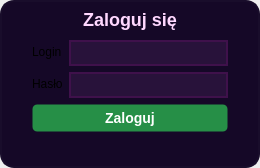
This is client/session.ui in solisqq/samp_minimissions as Qt 5 draws it before an edit. The edited form follows.
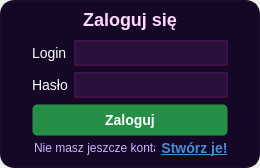
This is the edited form.

What changed in the file:
```diff
--- a/client/session.ui
+++ b/client/session.ui
@@ -80,32 +80,8 @@
        <number>32</number>
       </property>
       <property name="bottomMargin">
-       <number>24</number>
+       <number>12</number>
       </property>
-      <item row="1" column="1">
-       <widget class="QLineEdit" name="loginEdit"/>
-      </item>
-      <item row="2" column="1">
-       <widget class="QLineEdit" name="passEdit">
-        <property name="echoMode">
-         <enum>QLineEdit::Password</enum>
-        </property>
-       </widget>
-      </item>
-      <item row="1" column="0">
-       <widget class="QLabel" name="label">
-        <property name="text">
-         <string>Login</string>
-        </property>
-       </widget>
-      </item>
-      <item row="2" column="0">
-       <widget class="QLabel" name="label_2">
-        <property name="text">
-         <string>Hasło</string>
-        </property>
-       </widget>
-      </item>
       <item row="0" column="0" colspan="2">
        <widget class="QLabel" name="label_3">
         <property name="styleSheet">
@@ -122,13 +98,108 @@
         </property>
        </widget>
       </item>
+      <item row="1" column="0">
+       <widget class="QLabel" name="label">
+        <property name="styleSheet">
+         <string notr="true">color: white;
+font-size: 14px;</string>
+        </property>
+        <property name="text">
+         <string>Login</string>
+        </property>
+       </widget>
+      </item>
+      <item row="1" column="1">
+       <widget class="QLineEdit" name="loginEdit"/>
+      </item>
+      <item row="2" column="0">
+       <widget class="QLabel" name="label_2">
+        <property name="styleSheet">
+         <string notr="true">color: white;
+font-size: 14px;</string>
+        </property>
+        <property name="text">
+         <string>Hasło</string>
+        </property>
+       </widget>
+      </item>
+      <item row="2" column="1">
+       <widget class="QLineEdit" name="passEdit">
+        <property name="echoMode">
+         <enum>QLineEdit::Password</enum>
+        </property>
+       </widget>
+      </item>
       <item row="3" column="0" colspan="2">
        <widget class="QPushButton" name="pushButton">
+        <property name="minimumSize">
+         <size>
+          <width>0</width>
+          <height>32</height>
+         </size>
+        </property>
         <property name="text">
          <string>Zaloguj</string>
         </property>
        </widget>
       </item>
+      <item row="4" column="0" colspan="2">
+       <widget class="QWidget" name="widget" native="true">
+        <property name="minimumSize">
+         <size>
+          <width>0</width>
+          <height>0</height>
+         </size>
+        </property>
+        <layout class="QHBoxLayout" name="horizontalLayout">
+         <property name="leftMargin">
+          <number>2</number>
+         </property>
+         <property name="topMargin">
+          <number>2</number>
+         </property>
+         <property name="rightMargin">
+          <number>0</number>
+         </property>
+         <property name="bottomMargin">
+          <number>0</number>
+         </property>
+         <item alignment="Qt::AlignHCenter|Qt::AlignVCenter">
+          <widget class="QLabel" name="label_4">
+           <property name="styleSheet">
+            <string notr="true">color: rgb(203, 179, 255);
+font-size: 12px;</string>
+           </property>
+           <property name="text">
+            <string>Nie masz jeszcze konta?</string>
+           </property>
+          </widget>
+         </item>
+         <item alignment="Qt::AlignVCenter">
+          <widget class="QPushButton" name="createLinkBtn">
+           <property name="styleSheet">
+            <string notr="true">QPushButton {
+	border: 0;
+	background-color: transparent;
+	text-decoration: underline;
+	font-size: 14px;
+	font-weight: 500;
+	color: rgb(67, 142, 215);
+	padding:0;
+	margin:0;
+}
+QPushButton:hover {
+	color: rgb(87, 162, 255);
+}</string>
+           </property>
+           <property name="text">
+            <string>Stwórz je!</string>
+           </property>
+          </widget>
+         </item>
+        </layout>
+       </widget>
+      </item>
      </layout>
     </widget>
    </item>
```
